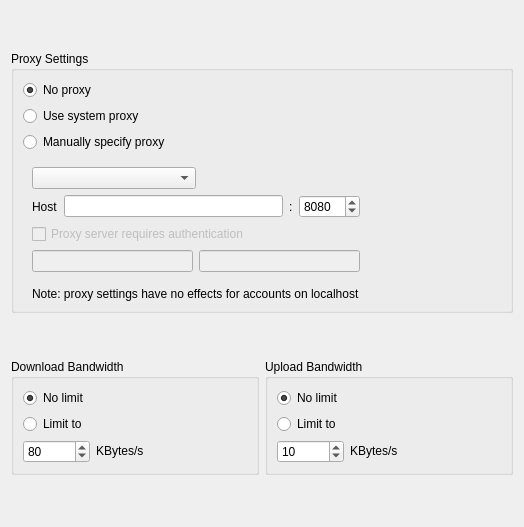
Above: src/gui/networksettings.ui from nextcloud/desktop before the change. Below: the same form after it.
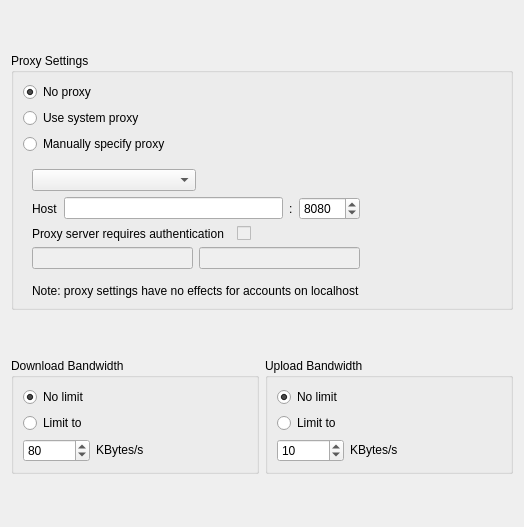
That is the form after the change. Custom widgets are drawn as their Qt base class.

Diff of the .ui file:
```diff
--- a/src/gui/networksettings.ui
+++ b/src/gui/networksettings.ui
@@ -169,14 +169,32 @@
             </layout>
            </item>
            <item>
-            <widget class="QCheckBox" name="authRequiredcheckBox">
-             <property name="enabled">
-              <bool>false</bool>
-             </property>
-             <property name="text">
-              <string>Proxy server requires authentication</string>
-             </property>
-            </widget>
+            <layout class="QHBoxLayout" name="authRequiredLayout">
+             <item>
+              <widget class="QLabel" name="authRequiredLabel">
+               <property name="text">
+                <string>Proxy server requires authentication</string>
+               </property>
+               <property name="buddy">
+                <cstring>authRequiredcheckBox</cstring>
+               </property>
+              </widget>
+             </item>
+             <item>
+              <spacer name="authRequiredSpacer">
+               <property name="orientation">
+                <enum>Qt::Orientation::Horizontal</enum>
+               </property>
+              </spacer>
+             </item>
+             <item>
+              <widget class="OCC::SettingsSwitch" name="authRequiredcheckBox">
+               <property name="enabled">
+                <bool>false</bool>
+               </property>
+              </widget>
+             </item>
+            </layout>
            </item>
            <item>
             <widget class="QWidget" name="authWidgets" native="true">
@@ -438,6 +456,13 @@
    </item>
   </layout>
  </widget>
+ <customwidgets>
+  <customwidget>
+   <class>OCC::SettingsSwitch</class>
+   <extends>QCheckBox</extends>
+   <header>settingsswitch.h</header>
+  </customwidget>
+ </customwidgets>
  <resources/>
  <connections>
   <connection>
```
